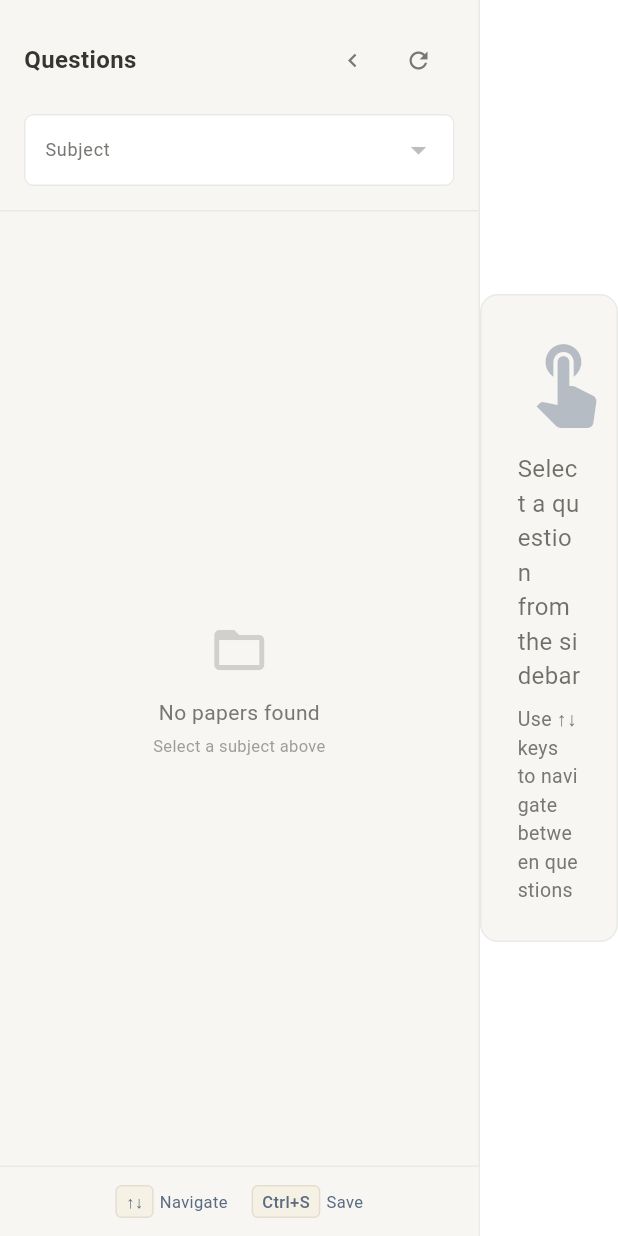
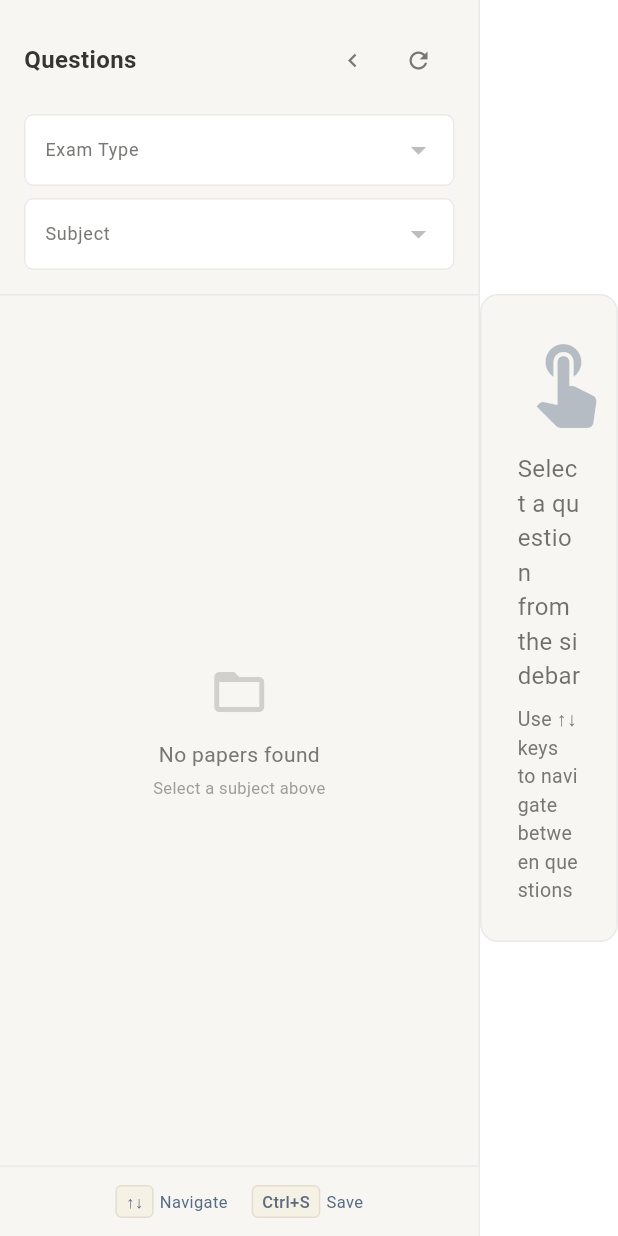
Before and after one commit to cloudnine-ddy/test_squared, a Flutter app: the QuestionManagerView screen opened directly, after a tap on the "refresh" icon, on a phone screen of 412 x 824 dp. Run offline on Flutter 3.47's test engine with Material 3 defaults, Android fonts, the phone set to English and light mode, and no system bars; our stand-ins replace confetti, file_picker, fl_chart, flutter_html, flutter_markdown, flutter_riverpod and 5 more; missing offline and left inert: dart:html, dart:ui_web, syncfusion_flutter_pdfviewer; accounts and stored records are empty.

Commit message:
[admin]: exam selector & total marks editor

```diff
--- a/lib/pages/admin/question_manager_view.dart
+++ b/lib/pages/admin/question_manager_view.dart
@@ -36,6 +36,7 @@ class _QuestionManagerViewState extends State<QuestionManagerView> {
   Map<String, List<Map<String, dynamic>>> _questionsByPaper = {};
 
   // Selection state
+  String? _selectedExamType; // Exam type filter (IGCSE, SPM, A-Level)
   String? _selectedSubjectId;
   String? _selectedPaperId;
   String? _selectedQuestionId;
@@ -65,13 +66,19 @@ class _QuestionManagerViewState extends State<QuestionManagerView> {
     setState(() => _isLoading = true);
 
     try {
-      // Load subjects
+      // Load subjects with curriculum
       final subjectsRes = await _supabase
           .from('subjects')
-          .select('id, name, icon_url')
+          .select('id, name, icon_url, curriculum')
           .order('name');
 
       _subjects = List<Map<String, dynamic>>.from(subjectsRes);
+
+      // Get unique exam types from loaded subjects
+      final examTypes = _subjects.map((s) => s['curriculum']?.toString()).whereType<String>().toSet();
+      if (_selectedExamType == null && examTypes.isNotEmpty) {
+        _selectedExamType = examTypes.first;
+      }
 
       // Load all papers with their questions count
       final papersRes = await _supabase
@@ -460,6 +467,38 @@ class _QuestionManagerViewState extends State<QuestionManagerView> {
                           ],
                         ),
                         const SizedBox(height: 12),
+                        // Exam Type Selector
+                        DropdownButtonFormField<String>(
+                          value: _selectedExamType,
+                          isExpanded: true,
+                          decoration: InputDecoration(
+                            labelText: 'Exam Type',
+                            labelStyle: const TextStyle(color: Color(0xFF787774), fontSize: 12),
+                            filled: true,
+                            fillColor: Colors.white,
+                            border: OutlineInputBorder(borderRadius: BorderRadius.circular(6), borderSide: const BorderSide(color: Color(0xFFE9E9E7))),
+                            enabledBorder: OutlineInputBorder(borderRadius: BorderRadius.circular(6), borderSide: const BorderSide(color: Color(0xFFE9E9E7))),
+                            contentPadding: const EdgeInsets.symmetric(horizontal: 10, vertical: 0),
+                          ),
+                          items: _subjects
+                              .map((s) => s['curriculum']?.toString())
+                              .whereType<String>()
+                              .toSet()
+                              .map((exam) => DropdownMenuItem(
+                                    value: exam,
+                                    child: Text(exam.toUpperCase(), style: const TextStyle(color: Color(0xFF37352F), fontSize: 14)),
+                                  ))
+                              .toList(),
+                          onChanged: (v) {
+                            setState(() {
+                              _selectedExamType = v;
+                              _selectedSubjectId = null; // Reset subject when exam changes
+                              _selectedPaperId = null;
+                            });
+                          },
+                        ),
+                        const SizedBox(height: 8),
+                        // Subject Selector (filtered by exam type)
                         DropdownButtonFormField<String>(
                           value: _selectedSubjectId,
                           isExpanded: true,
@@ -472,7 +511,10 @@ class _QuestionManagerViewState extends State<QuestionManagerView> {
                             enabledBorder: OutlineInputBorder(borderRadius: BorderRadius.circular(6), borderSide: const BorderSide(color: Color(0xFFE9E9E7))),
                             contentPadding: const EdgeInsets.symmetric(horizontal: 10, vertical: 0),
                           ),
-                          items: _subjects.map((s) => DropdownMenuItem(value: s['id']?.toString(), child: Text(s['name'] ?? 'Unknown', overflow: TextOverflow.ellipsis, style: const TextStyle(color: Color(0xFF37352F), fontSize: 14)))).toList(),
+                          items: _subjects
+                              .where((s) => s['curriculum'] == _selectedExamType) // Filter by exam type
+                              .map((s) => DropdownMenuItem(value: s['id']?.toString(), child: Text(s['name'] ?? 'Unknown', overflow: TextOverflow.ellipsis, style: const TextStyle(color: Color(0xFF37352F), fontSize: 14))))
+                              .toList(),
                           onChanged: (v) {
                             setState(() {
                               _selectedSubjectId = v;
```
Also changed, not shown: lib/pages/admin/question_editor.dart (+80 -8 lines).
